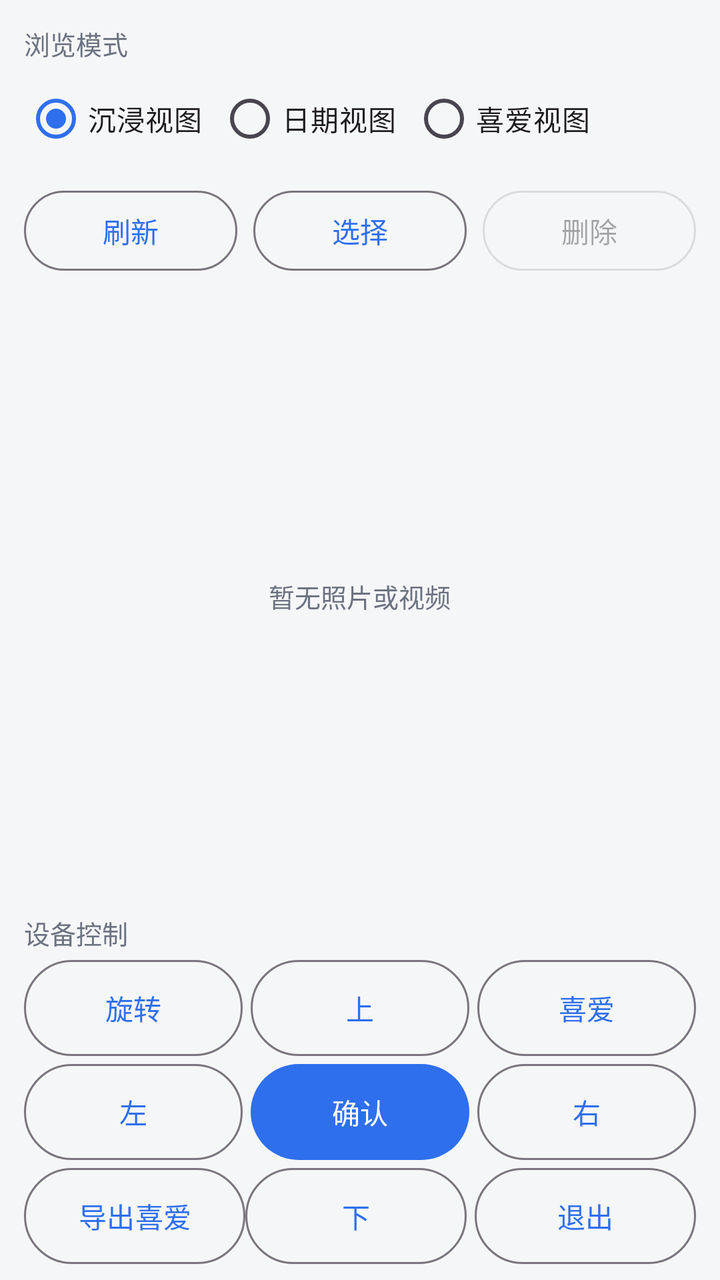
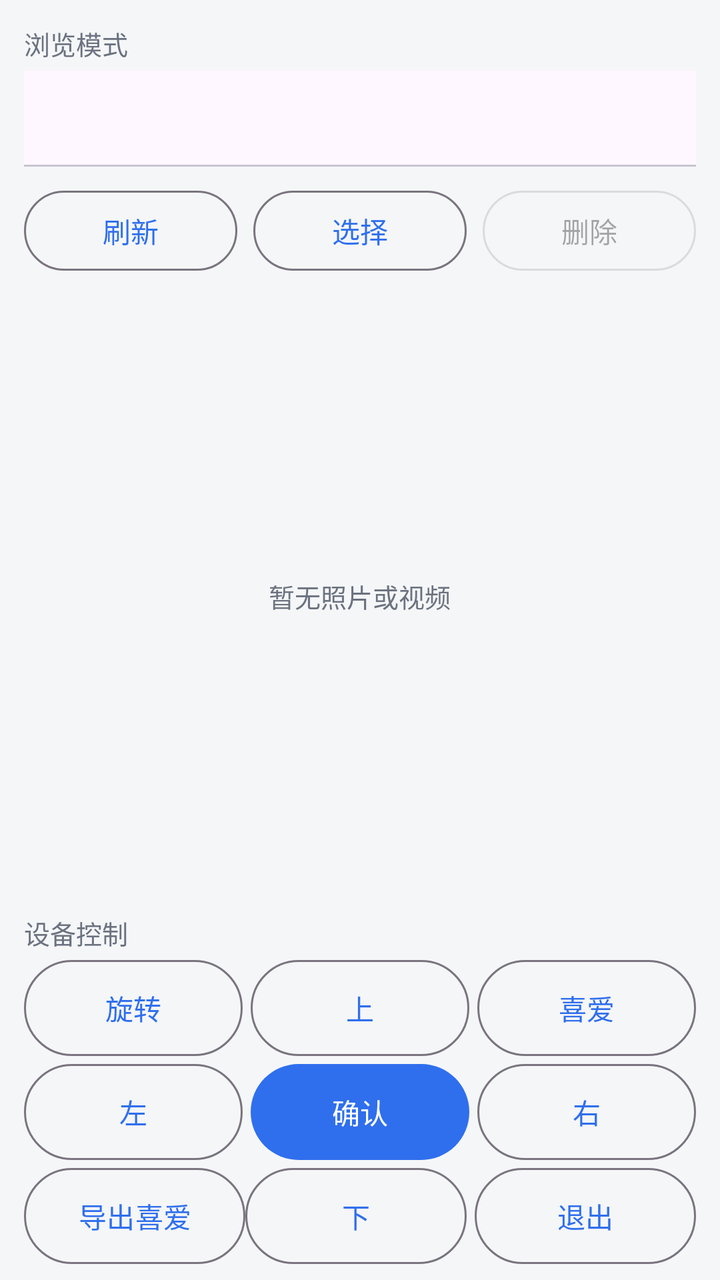

Two renders of the same Android screen: before a commit and after it. Below are the layout's source before the change and the commit's diff.
<!-- AndroidManifest.xml: application theme Theme.LightShadowArtPhone -->
<!-- res/layout/view_space.xml -->
<?xml version="1.0" encoding="utf-8"?>
<LinearLayout xmlns:android="http://schemas.android.com/apk/res/android"
    android:layout_width="match_parent"
    android:layout_height="match_parent"
    android:orientation="vertical"
    android:paddingStart="12dp"
    android:paddingTop="12dp"
    android:paddingEnd="12dp"
    android:paddingBottom="8dp">

    <TextView
        style="@style/Text.Hint"
        android:layout_width="wrap_content"
        android:layout_height="wrap_content"
        android:text="@string/space_browse_mode" />

    <RadioGroup
        android:id="@+id/group_browse_mode"
        android:layout_width="match_parent"
        android:layout_height="wrap_content"
        android:layout_marginTop="4dp"
        android:orientation="horizontal">

        <RadioButton
            android:id="@+id/radio_immersive"
            android:layout_width="wrap_content"
            android:layout_height="wrap_content"
            android:checked="true"
            android:text="@string/space_mode_immersive" />

        <RadioButton
            android:id="@+id/radio_date"
            android:layout_width="wrap_content"
            android:layout_height="wrap_content"
            android:layout_marginStart="8dp"
            android:text="@string/space_mode_date" />

        <RadioButton
            android:id="@+id/radio_favourite"
            android:layout_width="wrap_content"
            android:layout_height="wrap_content"
            android:layout_marginStart="8dp"
            android:text="@string/space_mode_favourite" />
    </RadioGroup>

    <LinearLayout
        android:layout_width="match_parent"
        android:layout_height="wrap_content"
        android:layout_marginTop="8dp"
        android:orientation="horizontal">

        <com.google.android.material.button.MaterialButton
            android:id="@+id/btn_space_refresh"
            style="@style/Widget.Material3.Button.OutlinedButton"
            android:layout_width="0dp"
            android:layout_height="wrap_content"
            android:layout_weight="1"
            android:text="@string/space_refresh" />

        <com.google.android.material.button.MaterialButton
            android:id="@+id/btn_space_select"
            style="@style/Widget.Material3.Button.OutlinedButton"
            android:layout_width="0dp"
            android:layout_height="wrap_content"
            android:layout_marginStart="8dp"
            android:layout_weight="1"
            android:text="@string/space_select" />

        <com.google.android.material.button.MaterialButton
            android:id="@+id/btn_space_delete"
            style="@style/Widget.Material3.Button.OutlinedButton"
            android:layout_width="0dp"
            android:layout_height="wrap_content"
            android:layout_marginStart="8dp"
            android:layout_weight="1"
            android:enabled="false"
            android:text="@string/space_delete" />
    </LinearLayout>

    <FrameLayout
        android:layout_width="match_parent"
        android:layout_height="0dp"
        android:layout_marginTop="8dp"
        android:layout_weight="1">

        <androidx.recyclerview.widget.RecyclerView
            android:id="@+id/recycler_media"
            android:layout_width="match_parent"
            android:layout_height="match_parent"
            android:clipToPadding="false" />

        <TextView
            android:id="@+id/tv_media_empty"
            style="@style/Text.Hint"
            android:layout_width="wrap_content"
            android:layout_height="wrap_content"
            android:layout_gravity="center"
            android:text="@string/space_empty" />
    </FrameLayout>

    <TextView
        style="@style/Text.Hint"
        android:layout_width="wrap_content"
        android:layout_height="wrap_content"
        android:layout_marginTop="8dp"
        android:text="@string/space_control" />

    <LinearLayout
        android:layout_width="match_parent"
        android:layout_height="wrap_content"
        android:layout_marginTop="4dp"
        android:orientation="horizontal">

        
        <com.google.android.material.button.MaterialButton
            android:id="@+id/btn_ctrl_rotate"
            style="@style/Widget.Material3.Button.OutlinedButton"
            android:layout_width="0dp"
            android:layout_height="wrap_content"
            android:layout_weight="1"
            android:insetTop="0dp"
            android:insetBottom="0dp"
            android:minWidth="0dp"
            android:text="@string/space_control_rotate" />

        <com.google.android.material.button.MaterialButton
            android:id="@+id/btn_ctrl_up"
            style="@style/Widget.Material3.Button.OutlinedButton"
            android:layout_width="0dp"
            android:layout_height="wrap_content"
            android:layout_marginStart="4dp"
            android:layout_weight="1"
            android:insetTop="0dp"
            android:insetBottom="0dp"
            android:minWidth="0dp"
            android:text="@string/space_control_up" />

        
        <com.google.android.material.button.MaterialButton
            android:id="@+id/btn_ctrl_favourite"
            style="@style/Widget.Material3.Button.OutlinedButton"
            android:layout_width="0dp"
            android:layout_height="wrap_content"
            android:layout_marginStart="4dp"
            android:layout_weight="1"
            android:insetTop="0dp"
            android:insetBottom="0dp"
            android:minWidth="0dp"
            android:text="@string/space_favourite" />
    </LinearLayout>

    <LinearLayout
        android:layout_width="match_parent"
        android:layout_height="wrap_content"
        android:layout_marginTop="4dp"
        android:orientation="horizontal">

        <com.google.android.material.button.MaterialButton
            android:id="@+id/btn_ctrl_left"
            style="@style/Widget.Material3.Button.OutlinedButton"
            android:layout_width="0dp"
            android:layout_height="wrap_content"
            android:layout_weight="1"
            android:insetTop="0dp"
            android:insetBottom="0dp"
            android:minWidth="0dp"
            android:text="@string/space_control_left" />

        <com.google.android.material.button.MaterialButton
            android:id="@+id/btn_ctrl_confirm"
            android:layout_width="0dp"
            android:layout_height="wrap_content"
            android:layout_marginStart="4dp"
            android:layout_weight="1"
            android:insetTop="0dp"
            android:insetBottom="0dp"
            android:minWidth="0dp"
            android:text="@string/space_control_confirm" />

        <com.google.android.material.button.MaterialButton
            android:id="@+id/btn_ctrl_right"
            style="@style/Widget.Material3.Button.OutlinedButton"
            android:layout_width="0dp"
            android:layout_height="wrap_content"
            android:layout_marginStart="4dp"
            android:layout_weight="1"
            android:insetTop="0dp"
            android:insetBottom="0dp"
            android:minWidth="0dp"
            android:text="@string/space_control_right" />
    </LinearLayout>

    <LinearLayout
        android:layout_width="match_parent"
        android:layout_height="wrap_content"
        android:layout_marginTop="4dp"
        android:orientation="horizontal">

        
        <com.google.android.material.button.MaterialButton
            android:id="@+id/btn_space_export_fav"
            style="@style/Widget.Material3.Button.OutlinedButton"
            android:layout_width="0dp"
            android:layout_height="wrap_content"
            android:layout_weight="1"
            android:insetTop="0dp"
            android:insetBottom="0dp"
            android:minWidth="0dp"
            android:text="@string/space_export_fav" />

        <com.google.android.material.button.MaterialButton
            android:id="@+id/btn_ctrl_down"
            style="@style/Widget.Material3.Button.OutlinedButton"
            android:layout_width="0dp"
            android:layout_height="wrap_content"
            android:layout_weight="1"
            android:insetTop="0dp"
            android:insetBottom="0dp"
            android:minWidth="0dp"
            android:text="@string/space_control_down" />

        
        <com.google.android.material.button.MaterialButton
            android:id="@+id/btn_ctrl_exit"
            style="@style/Widget.Material3.Button.OutlinedButton"
            android:layout_width="0dp"
            android:layout_height="wrap_content"
            android:layout_marginStart="4dp"
            android:layout_weight="1"
            android:insetTop="0dp"
            android:insetBottom="0dp"
            android:minWidth="0dp"
            android:text="@string/space_control_exit" />
    </LinearLayout>

</LinearLayout>
<!-- resources referenced by this layout -->
<resources>
  <string name="space_browse_mode">浏览模式</string>
  <string name="space_control">设备控制</string>
  <string name="space_control_confirm">确认</string>
  <string name="space_control_down">下</string>
  <string name="space_control_exit">退出</string>
  <string name="space_control_left">左</string>
  <string name="space_control_right">右</string>
  <string name="space_control_rotate">旋转</string>
  <string name="space_control_up">上</string>
  <string name="space_delete">删除</string>
  <string name="space_empty">暂无照片或视频</string>
  <string name="space_export_fav">导出喜爱</string>
  <string name="space_favourite">喜爱</string>
  <string name="space_mode_date">日期视图</string>
  <string name="space_mode_favourite">喜爱视图</string>
  <string name="space_mode_immersive">沉浸视图</string>
  <string name="space_refresh">刷新</string>
  <string name="space_select">选择</string>
  <style name="Text.Hint" parent="">
          <item name="android:textColor">@color/text_secondary</item>
          <item name="android:textSize">13sp</item>
      </style>
  <style name="Theme.LightShadowArtPhone" parent="Theme.Material3.Light.NoActionBar">
          <item name="colorPrimary">@color/primary</item>
          <item name="colorOnPrimary">#FFFFFF</item>
          <item name="android:colorBackground">@color/surface</item>
          <item name="android:statusBarColor">@color/card</item>
      </style>
  <color name="text_secondary">#6B7280</color>
  <color name="primary">#2F6FED</color>
  <color name="surface">#F5F6F8</color>
  <color name="card">#FFFFFF</color>
</resources>

<!-- the commit's change to res/layout/view_space.xml (unified diff, before → after) -->
@@ -1,5 +1,6 @@
 <?xml version="1.0" encoding="utf-8"?>
 <LinearLayout xmlns:android="http://schemas.android.com/apk/res/android"
+    xmlns:app="http://schemas.android.com/apk/res-auto"
     android:layout_width="match_parent"
     android:layout_height="match_parent"
     android:orientation="vertical"
@@ -14,34 +15,15 @@
         android:layout_height="wrap_content"
         android:text="@string/space_browse_mode" />
 
-    <RadioGroup
-        android:id="@+id/group_browse_mode"
-        android:layout_width="match_parent"
-        android:layout_height="wrap_content"
-        android:layout_marginTop="4dp"
-        android:orientation="horizontal">
-
-        <RadioButton
-            android:id="@+id/radio_immersive"
-            android:layout_width="wrap_content"
-            android:layout_height="wrap_content"
-            android:checked="true"
-            android:text="@string/space_mode_immersive" />
-
-        <RadioButton
-            android:id="@+id/radio_date"
-            android:layout_width="wrap_content"
-            android:layout_height="wrap_content"
-            android:layout_marginStart="8dp"
-            android:text="@string/space_mode_date" />
-
-        <RadioButton
-            android:id="@+id/radio_favourite"
-            android:layout_width="wrap_content"
-            android:layout_height="wrap_content"
-            android:layout_marginStart="8dp"
-            android:text="@string/space_mode_favourite" />
-    </RadioGroup>
+    
+    <com.google.android.material.tabs.TabLayout
+        android:id="@+id/tabs_browse_mode"
+        android:layout_width="match_parent"
+        android:layout_height="wrap_content"
+        android:layout_marginTop="4dp"
+        app:tabGravity="fill"
+        app:tabIndicatorFullWidth="false"
+        app:tabMode="fixed" />
 
     <LinearLayout
         android:layout_width="match_parent"
<!-- resource entries referenced after the edit -->
@@ -13,9 +13,6 @@
   <string name="space_empty">暂无照片或视频</string>
   <string name="space_export_fav">导出喜爱</string>
   <string name="space_favourite">喜爱</string>
-  <string name="space_mode_date">日期视图</string>
-  <string name="space_mode_favourite">喜爱视图</string>
-  <string name="space_mode_immersive">沉浸视图</string>
   <string name="space_refresh">刷新</string>
   <string name="space_select">选择</string>
   <style name="Text.Hint" parent="">
